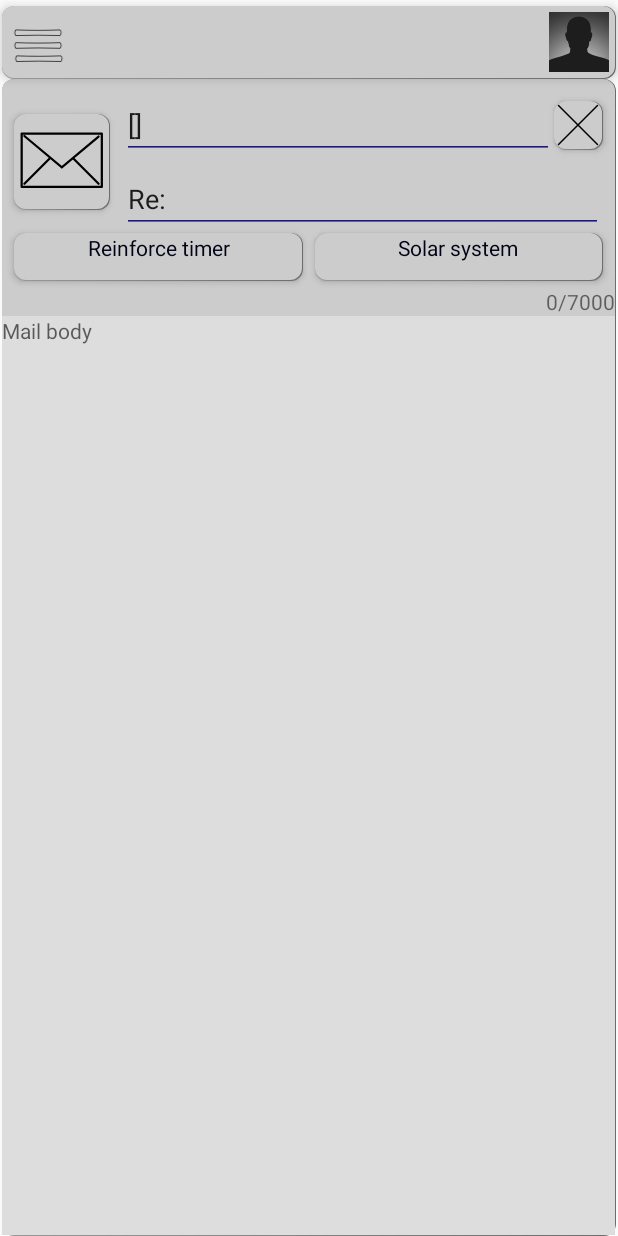
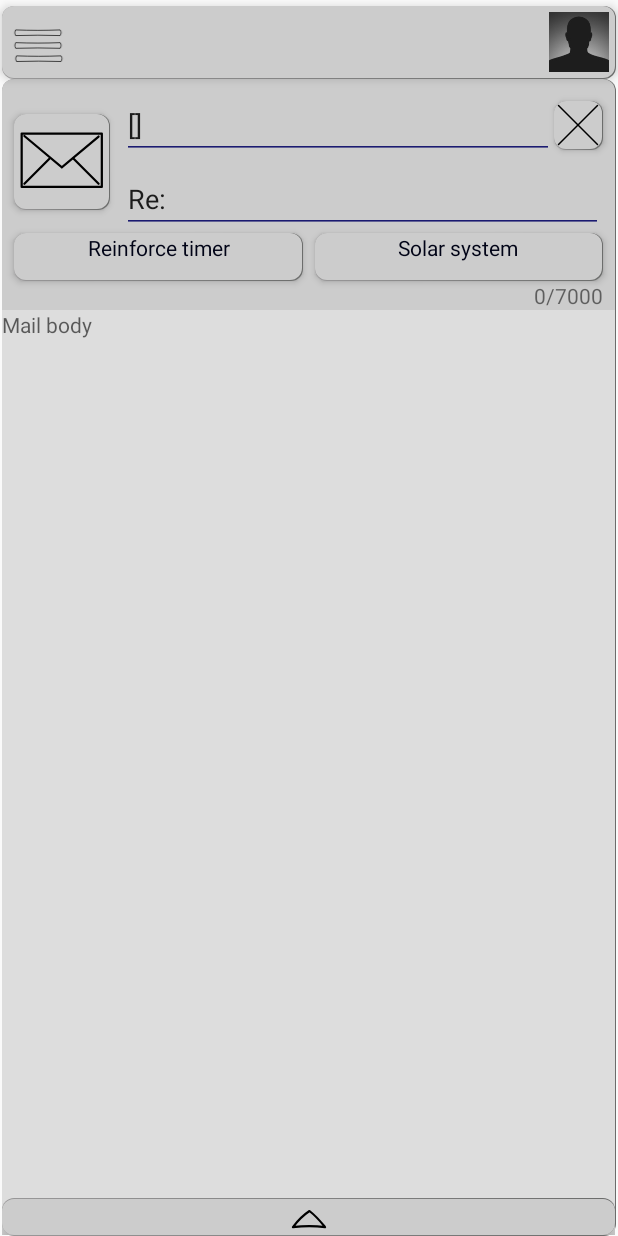
Before and after one commit to nsmapp/-DEPRECATED-MailClientForEVEOnline, an Android app: the ReadMailFragment screen opened through its navigation route, after a tap on "Reply", on a phone screen of 412 x 824 dp. Run offline under Robolectric (Android 15) with nearby library versions, the phone set to English and light mode, and no system bars; our stand-ins replace Picasso, Room's generated code, navigation-ui; pictures from the network do not load; 1 statement that could not run was skipped.

Commit message:
add ui for reply\forward mail

```diff
--- a/app/src/main/java/by/nepravskysm/mailclientforeveonline/presentation/main/fragments/newmail/NewMailFragment.kt
+++ b/app/src/main/java/by/nepravskysm/mailclientforeveonline/presentation/main/fragments/newmail/NewMailFragment.kt
@@ -17,6 +17,7 @@ import by.nepravskysm.mailclientforeveonline.presentation.main.dialog.AddSolarSy
 import by.nepravskysm.mailclientforeveonline.utils.*
 import kotlinx.android.synthetic.main.fragment_new_mail.*
 import kotlinx.android.synthetic.main.fragment_new_mail.view.*
+import kotlinx.android.synthetic.main.stub_reply_forward_mail.view.*
 import org.koin.android.viewmodel.ext.android.viewModel
 
 class NewMailFragment :Fragment(), AddNameDialog.ConfirmNameListener,
@@ -24,6 +25,9 @@ class NewMailFragment :Fragment(), AddNameDialog.ConfirmNameListener,
     AddSolarSystemDialog.AddSolarSystemListener{
 
     val fViewModel: NewMailViewModel by viewModel()
+
+    private var isNotReplyMailVisible = true
+    private lateinit var stubMailView: View
     private val addNameDialog = AddNameDialog()
     private val addSolarSystemDialog = AddSolarSystemDialog()
     private val reinforceDialog = AddReinforceTimerDialog()
@@ -50,16 +54,22 @@ class NewMailFragment :Fragment(), AddNameDialog.ConfirmNameListener,
 
                     REPLAY -> {
                         fViewModel.nameList.add(arguments?.getString(FROM)!!)
-                        fViewModel.initReplayMail(arguments?.getString(SUBJECT)!!,
+                        fViewModel.initReplyMail(
+                            arguments?.getString(SUBJECT)!!,
                             arguments?.getString(FROM)!!,
-                            arguments?.getString(MAIL_BODY)!!)
+                            arguments?.getString(REPLY_MAIL_BODY)!!
+                        )
                     }
                     FORWARD -> {
-                        fViewModel.initForwardMail(arguments?.getString(SUBJECT)!!,
+                        fViewModel.initForwardMail(
+                            arguments?.getString(SUBJECT)!!,
                             arguments?.getString(FROM)!!,
-                            arguments?.getString(MAIL_BODY)!!)
+                            arguments?.getString(REPLY_MAIL_BODY)!!
+                        )
                     }
                 }
+
+                initStubView(view)
 
             }catch (e: Exception){
                 fViewModel.nameList.clear()
@@ -69,41 +79,22 @@ class NewMailFragment :Fragment(), AddNameDialog.ConfirmNameListener,
 
                 view.toName.setText(fViewModel.nameList.toString())
                 view.subject.setText(fViewModel.subject)
-                pastHtmlTextToMailBody(view.mailBody, fViewModel.mailBody)
-
             }
-
-            fViewModel.eventId.observe(this, eventIdObserver)
         }
 
+        initOnClickListener(view)
 
         addNameDialog.setConfirmNameListener(this)
         addSolarSystemDialog.setAddSolarSystemListener(this)
         reinforceDialog.setReinforceTimerListenear(this)
 
-        view.reinforceTimer.setOnClickListener {
-            reinforceDialog.show(activity!!.supportFragmentManager, "reinforce")
-        }
-        view.toName.setOnClickListener {
-            addNameDialog.show(activity!!.supportFragmentManager, "addName")
-        }
-        view.clear.setOnClickListener {
-            view.toName.setText("")
-            fViewModel.nameList.clear()
-        }
-        view.sendMailBtn.setOnClickListener {
-            fViewModel.subject = view.subject.text.toString()
-            fViewModel.sendMail()
-        }
         view.mailBody.doOnTextChanged{text, _, _, _ ->
             view.mailLendth.text = "${text!!.length}/7000"
             fViewModel.mailBody = text.toString()
         }
-        view.solarSystemDialog.setOnClickListener {
-            addSolarSystemDialog.show(activity!!.supportFragmentManager, "addsolarsystem")
-        }
 
         fViewModel.eventId.observe(this, eventIdObserver)
+
         return view
     }
 
@@ -122,4 +113,46 @@ class NewMailFragment :Fragment(), AddNameDialog.ConfirmNameListener,
         mailBody.setText(text)
     }
 
+    private fun initOnClickListener(rootView: View) {
+        rootView.reinforceTimer.setOnClickListener {
+            reinforceDialog.show(activity!!.supportFragmentManager, "reinforce")
+        }
+        rootView.toName.setOnClickListener {
+            addNameDialog.show(activity!!.supportFragmentManager, "addName")
+        }
+        rootView.clear.setOnClickListener {
+            rootView.toName.setText("")
+            fViewModel.nameList.clear()
+        }
+        rootView.sendMailBtn.setOnClickListener {
+            fViewModel.subject = rootView.subject.text.toString()
+            fViewModel.sendMail()
+        }
+
+        rootView.solarSystemDialog.setOnClickListener {
+            addSolarSystemDialog.show(activity!!.supportFragmentManager, "addsolarsystem")
+        }
+
+    }
+
+    private fun initStubView(rootView: View) {
+        rootView.stubReplayForward.inflate()
+        rootView.replyMail.visibility = View.GONE
+        rootView.collapseBtn.setOnClickListener {
+            if (isNotReplyMailVisible) {
+                rootView.collapseBtn.setImageResource(R.drawable.ic_arrow_down)
+                rootView.replyMail.visibility = View.VISIBLE
+                isNotReplyMailVisible = false
+            } else {
+                rootView.collapseBtn.setImageResource(R.drawable.ic_arrow_up)
+                rootView.replyMail.visibility = View.GONE
+                isNotReplyMailVisible = true
+            }
+        }
+        pastHtmlTextToMailBody(rootView.replyMail, fViewModel.replyMail)
+        rootView.replyMail.doOnTextChanged { text, _, _, _ ->
+            fViewModel.replyMail = text.toString()
+        }
+    }
+
 }
--- a/app/src/main/java/by/nepravskysm/mailclientforeveonline/presentation/main/fragments/newmail/NewMailViewModel.kt
+++ b/app/src/main/java/by/nepravskysm/mailclientforeveonline/presentation/main/fragments/newmail/NewMailViewModel.kt
@@ -13,7 +13,7 @@ class NewMailViewModel(private val sendMail: SendMailUseCase) : ViewModel() {
 
 
     var mailBody = ""
-    var mailEnd = ""
+    var replyMail = ""
     var subject = ""
     val nameList = mutableSetOf<String>()
     val eventId: MutableLiveData<Long> by lazy { MutableLiveData<Long>() }
@@ -29,7 +29,10 @@ class NewMailViewModel(private val sendMail: SendMailUseCase) : ViewModel() {
     }
 
     private fun createOutPutMail(): OutPutMail {
-        mailBody += mailEnd
+        mailBody += "<br /><br /> " +
+                "------------------- <br />" +
+                replyMail.replace("\n", "<br />")
+
         return OutPutMail(
             0,
             mailBody,
@@ -38,24 +41,22 @@ class NewMailViewModel(private val sendMail: SendMailUseCase) : ViewModel() {
 
     }
 
-    fun initForwardMail(subject: String, from: String, mailBody: String){
+    fun initForwardMail(subject: String, from: String, replyMailBody: String) {
 
         this.subject = "Fw: $subject"
-        this.mailEnd = "<br /><br />" +
-                "-------------------<br />" +
+        this.replyMail =
                 "from: $from <br />" +
                 "subject: $subject <br /><br /> " +
-                mailBody
+                        replyMailBody
 
     }
 
-    fun initReplayMail(subject: String, from: String, mailBody: String){
+    fun initReplyMail(subject: String, from: String, replyMailBody: String) {
         this.subject = "Re: $subject"
-        this.mailEnd = "<br /><br />" +
-                "-------------------<br /><br />" +
+        this.replyMail =
                 "from: $from <br />" +
                 "subject: $subject<br /> <br />" +
-                mailBody
+                        replyMailBody
 
     }
 
--- a/app/src/main/java/by/nepravskysm/mailclientforeveonline/presentation/main/fragments/readmail/ReadMailFragment.kt
+++ b/app/src/main/java/by/nepravskysm/mailclientforeveonline/presentation/main/fragments/readmail/ReadMailFragment.kt
@@ -101,7 +101,7 @@ class ReadMailFragment : Fragment(){
         bundle.putString(BUNDLE_TYPE, bundleType)
         bundle.putString(FROM, fViewModel.from)
         bundle.putString(SUBJECT, fViewModel.subject)
-        bundle.putString(MAIL_BODY, fViewModel.mailBody)
+        bundle.putString(REPLY_MAIL_BODY, fViewModel.mailBody)
 
         return bundle
     }
--- a/app/src/main/java/by/nepravskysm/mailclientforeveonline/utils/NameSpace.kt
+++ b/app/src/main/java/by/nepravskysm/mailclientforeveonline/utils/NameSpace.kt
@@ -1,7 +1,7 @@
 package by.nepravskysm.mailclientforeveonline.utils
 
 const val MAIL_ID = "mailid"
-const val MAIL_BODY = "mailbody"
+const val REPLY_MAIL_BODY = "mailbody"
 const val IS_READ_MAIL = "isreadmail"
 const val SUBJECT = "subject"
 const val FROM = "name"
--- /dev/null
+++ b/app/src/main/res/drawable/up_line_background.xml
@@ -0,0 +1,33 @@
+<?xml version="1.0" encoding="utf-8"?>
+<layer-list xmlns:android="http://schemas.android.com/apk/res/android">
+
+    <item>
+        <shape>
+            <solid android:color="@color/mailIsReadBackground" />
+            <corners
+                android:bottomLeftRadius="8dp"
+                android:bottomRightRadius="8dp"
+                android:radius="8dp"
+                android:topLeftRadius="8dp" />
+            <padding
+                android:bottom="0dp"
+                android:left="0dp"
+                android:right="0dp"
+                android:top="1dp" />
+            <gradient
+                android:endColor="@color/shadowDark"
+                android:startColor="@color/shadowLight" />
+        </shape>
+    </item>
+
+    <item>
+        <shape android:shape="rectangle">
+            <solid android:color="@color/mailIsReadBackground" />
+            <corners
+                android:bottomLeftRadius="8dp"
+                android:bottomRightRadius="8dp"
+                android:radius="8dp"
+                android:topLeftRadius="8dp" />
+        </shape>
+    </item>
+</layer-list>
--- a/app/src/main/res/layout/fragment_mails.xml
+++ b/app/src/main/res/layout/fragment_mails.xml
@@ -21,7 +21,7 @@
     <ImageView
         android:id="@+id/submenuButton"
         android:layout_width="match_parent"
-        android:layout_height="20dp"
+        android:layout_height="24dp"
         android:background="@drawable/down_line_background"
         android:scaleType="center"
         app:layout_constraintBottom_toBottomOf="parent"
--- a/app/src/main/res/layout/fragment_new_mail.xml
+++ b/app/src/main/res/layout/fragment_new_mail.xml
@@ -1,6 +1,7 @@
 <?xml version="1.0" encoding="utf-8"?>
 <androidx.constraintlayout.widget.ConstraintLayout xmlns:android="http://schemas.android.com/apk/res/android"
     xmlns:app="http://schemas.android.com/apk/res-auto"
+    xmlns:tools="http://schemas.android.com/tools"
     android:layout_width="match_parent"
     android:layout_height="match_parent"
     android:background="@drawable/global_background"
@@ -50,26 +51,6 @@
         android:contentDescription="@string/send_mail"
         app:srcCompat="@drawable/ic_mail" />
 
-    <EditText
-        android:id="@+id/mailBody"
-        style="@style/normalTextView"
-        android:layout_width="0dp"
-        android:layout_height="0dp"
-        android:background="@color/textViewReadable"
-        android:gravity="start"
-        android:hint="@string/mail_body"
-        android:imeOptions="actionDone"
-        android:inputType="textMultiLine|textPersonName"
-        android:lines="100"
-        android:maxLength="7000"
-        android:maxLines="100"
-        android:minLines="20"
-        app:layout_constraintBottom_toBottomOf="parent"
-        app:layout_constraintEnd_toEndOf="parent"
-        app:layout_constraintHorizontal_bias="0.0"
-        app:layout_constraintStart_toStartOf="parent"
-        app:layout_constraintTop_toBottomOf="@+id/mailLendth" />
-
     <ImageView
         android:id="@+id/clear"
         android:layout_width="wrap_content"
@@ -82,15 +63,6 @@
         app:layout_constraintTop_toTopOf="@+id/toName"
         android:contentDescription="@string/clear_recipient_list"
         app:srcCompat="@drawable/ic_delete_recipients" />
-
-    <TextView
-        android:id="@+id/mailLendth"
-        android:layout_width="wrap_content"
-        android:layout_height="wrap_content"
-        android:layout_marginTop="4dp"
-        android:text="@string/_0_7000"
-        app:layout_constraintEnd_toEndOf="@+id/mailBody"
-        app:layout_constraintTop_toBottomOf="@+id/solarSystemDialog" />
 
     <TextView
         android:id="@+id/reinforceTimer"
@@ -124,4 +96,44 @@
         app:layout_constraintStart_toEndOf="@+id/reinforceTimer"
         app:layout_constraintTop_toTopOf="@+id/reinforceTimer"
         app:layout_constraintVertical_bias="0.0" />
+
+    <TextView
+        android:id="@+id/mailLendth"
+        android:layout_width="wrap_content"
+        android:layout_height="wrap_content"
+        android:layout_gravity="right"
+        android:layout_marginEnd="8dp"
+        android:text="@string/_0_7000"
+        app:layout_constraintEnd_toEndOf="parent"
+        app:layout_constraintTop_toBottomOf="@+id/solarSystemDialog"
+        tools:ignore="RtlHardcoded" />
+
+    <EditText
+        android:id="@+id/mailBody"
+        style="@style/normalTextView"
+        android:layout_width="match_parent"
+        android:layout_height="0dp"
+        android:background="@color/textViewReadable"
+        android:gravity="start"
+        android:hint="@string/mail_body"
+        android:imeOptions="actionDone"
+        android:inputType="textMultiLine|textPersonName"
+        android:lines="100"
+        android:maxLength="7000"
+        android:maxLines="200"
+        android:minLines="30"
+        app:layout_constraintBottom_toBottomOf="parent"
+        app:layout_constraintEnd_toEndOf="parent"
+        app:layout_constraintStart_toStartOf="parent"
+        app:layout_constraintTop_toBottomOf="@+id/mailLendth" />
+
+    <ViewStub
+        android:id="@+id/stubReplayForward"
+        android:layout_width="0dp"
+        android:layout_height="wrap_content"
+        android:layout="@layout/stub_reply_forward_mail"
+        app:layout_constraintBottom_toBottomOf="parent"
+        app:layout_constraintEnd_toEndOf="parent"
+        app:layout_constraintStart_toStartOf="parent" />
+
 </androidx.constraintlayout.widget.ConstraintLayout>
--- /dev/null
+++ b/app/src/main/res/layout/stub_reply_forward_mail.xml
@@ -0,0 +1,30 @@
+<?xml version="1.0" encoding="utf-8"?>
+<LinearLayout xmlns:android="http://schemas.android.com/apk/res/android"
+    xmlns:app="http://schemas.android.com/apk/res-auto"
+    android:layout_width="match_parent"
+    android:layout_height="250dp"
+    android:background="@drawable/up_line_background"
+    android:elevation="5dp"
+    android:orientation="vertical">
+
+    <ImageView
+        android:id="@+id/collapseBtn"
+        android:layout_width="match_parent"
+        android:layout_height="24dp"
+        android:scaleType="center"
+        app:srcCompat="@drawable/ic_arrow_up" />
+
+    <EditText
+        android:id="@+id/replyMail"
+        style="@style/normalTextView"
+        android:layout_width="match_parent"
+        android:layout_height="match_parent"
+        android:background="@color/textViewReadable"
+        android:ems="10"
+        android:gravity="start"
+        android:imeOptions="actionDone"
+        android:inputType="textMultiLine|textPersonName"
+        android:maxLength="8000"
+        android:maxLines="100"
+        android:minLines="10" />
+</LinearLayout>
```
